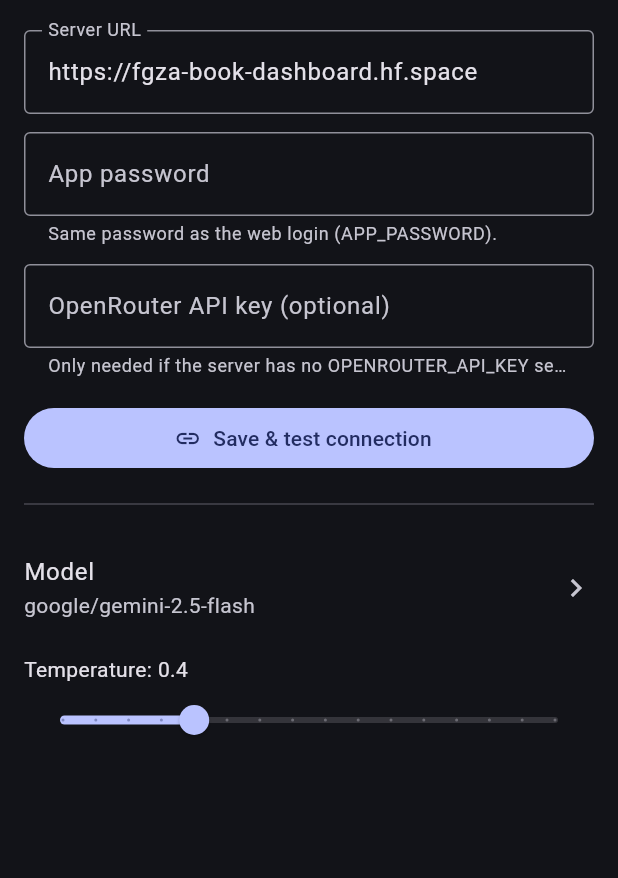
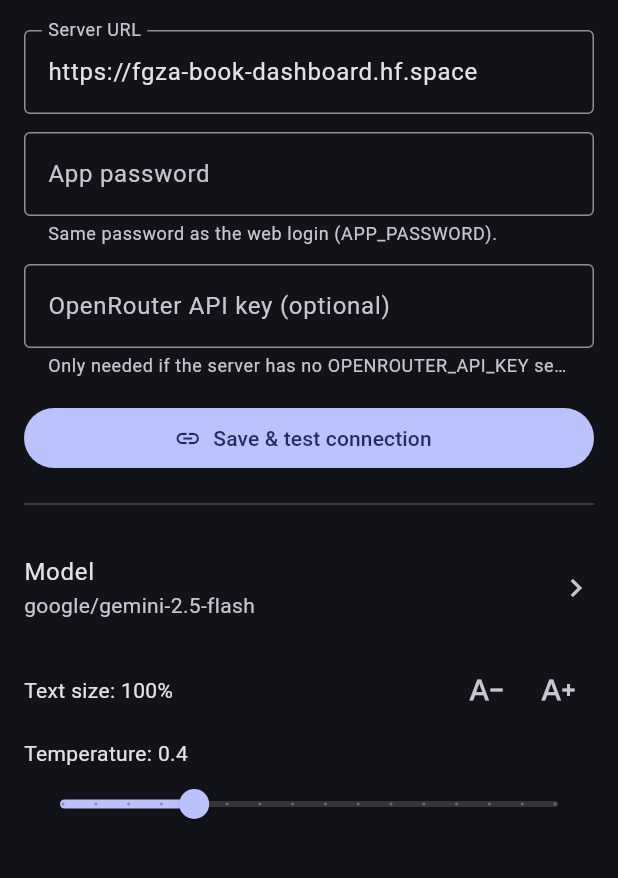
Before and after one commit to fgzakey/book-dashboard-app, a Flutter app: the screen it shows after launch, on a phone screen of 412 x 824 dp, the part 222-1100 px from its top. Run offline on Flutter 3.47's test engine with Material 3 defaults, Android fonts, the phone set to English and light mode, and no system bars; our stand-ins replace file_picker, flutter_markdown, share_plus, shared_preferences, webview_flutter.

Commit message:
Global text-size controls (A-/A+), chapters render as Markdown

```diff
--- a/lib/main.dart
+++ b/lib/main.dart
@@ -21,6 +21,7 @@ class BookDashboardApp extends StatelessWidget {
 
   @override
   Widget build(BuildContext context) {
+    final scale = context.watch<AppState>().mdScale;
     return MaterialApp(
       title: 'Book Dashboard',
       debugShowCheckedModeBanner: false,
@@ -31,6 +32,12 @@ class BookDashboardApp extends StatelessWidget {
           seedColor: const Color(0xFF5C6BC0),
           brightness: Brightness.dark,
         ),
+      ),
+      // Apply the user's text size to EVERY Text/Markdown widget in the app.
+      builder: (context, child) => MediaQuery(
+        data: MediaQuery.of(context)
+            .copyWith(textScaler: TextScaler.linear(scale)),
+        child: child!,
       ),
       home: const HomeShell(),
     );
@@ -100,3 +107,30 @@ void showSnack(BuildContext context, String message) {
     ..hideCurrentSnackBar()
     ..showSnackBar(SnackBar(content: Text(message)));
 }
+
+/// A− / A+ buttons that change the global text size. Drop into any AppBar.
+class TextSizeButtons extends StatelessWidget {
+  const TextSizeButtons({super.key});
+
+  @override
+  Widget build(BuildContext context) {
+    final state = context.watch<AppState>();
+    return Row(
+      mainAxisSize: MainAxisSize.min,
+      children: [
+        IconButton(
+          tooltip: 'Smaller text',
+          icon: const Icon(Icons.text_decrease),
+          onPressed:
+              state.mdScale <= 0.6 ? null : () => state.bumpMdScale(-0.1),
+        ),
+        IconButton(
+          tooltip: 'Larger text',
+          icon: const Icon(Icons.text_increase),
+          onPressed:
+              state.mdScale >= 3.0 ? null : () => state.bumpMdScale(0.1),
+        ),
+      ],
+    );
+  }
+}
--- a/lib/screens/settings_screen.dart
+++ b/lib/screens/settings_screen.dart
@@ -175,6 +175,15 @@ class _SettingsScreenState extends State<SettingsScreen> {
           onTap: _pickModel,
         ),
         const SizedBox(height: 8),
+        Row(
+          children: [
+            Expanded(
+                child: Text(
+                    'Text size: ${(state.mdScale * 100).round()}%')),
+            const TextSizeButtons(),
+          ],
+        ),
+        const SizedBox(height: 8),
         Text('Temperature: ${state.temperature.toStringAsFixed(1)}'),
         Slider(
           value: state.temperature,
```
Also changed, not shown: lib/app_state.dart (+10 -1 lines), lib/md_zoom.dart (+6 -7 lines), lib/screens/book_detail_screen.dart (+7 -2 lines).
